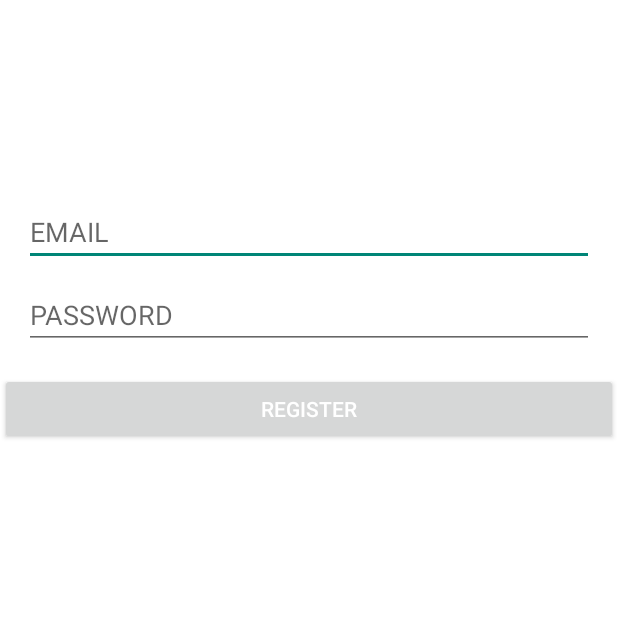
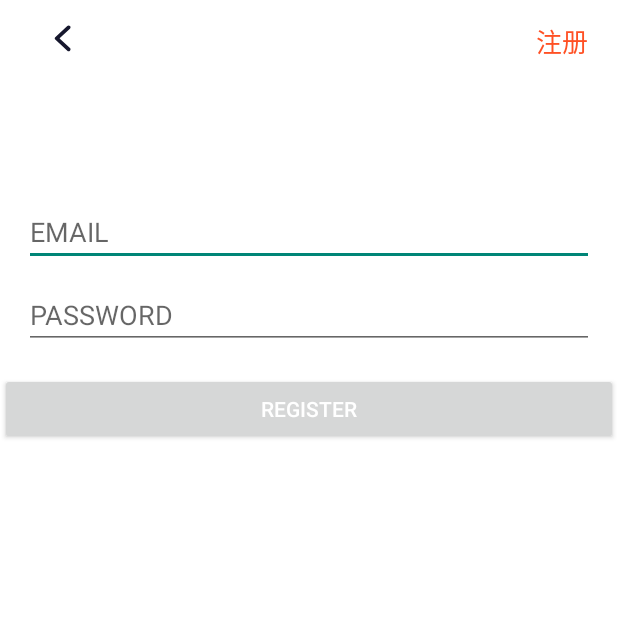
Before and after one commit to Henrye28/FloorShop, an Android app: the RegisterEmailPage screen opened directly, with no data from a screen before it, on a phone screen of 412 x 824 dp, the top half of it. Run offline under Robolectric (Android 15) with nearby library versions, the light colour scheme and no system bars; our stand-ins replace ButterKnife; libraries missing offline, so code that uses them is left out: cn.bmob.v3, com.rengwuxian.materialedittext; plain views replace MaterialEditText; 5 statements that could not run were skipped.

Commit message:
add signup

```diff
--- a/app/src/main/java/com/skymall/pages/RegisterMobilePage.java
+++ b/app/src/main/java/com/skymall/pages/RegisterMobilePage.java
@@ -93,7 +93,7 @@ public class RegisterMobilePage extends AppCompatActivity{
 
         toolbar.setRegisterNextButton(getResources().getDrawable(R.drawable.icon_next));
 
-        toolbar.setRegisterNextButton(new View.OnClickListener() {
+        toolbar.setRegisterNextButtonListener(new View.OnClickListener() {
             @Override
             public void onClick(View v) {
                 user = new User();
--- a/app/src/main/java/com/skymall/widgets/PageTopBar.java
+++ b/app/src/main/java/com/skymall/widgets/PageTopBar.java
@@ -30,13 +30,27 @@ public class PageTopBar extends Toolbar{
     @BindView(R.id.topbar_searching_view)
     ImageView searchView;
 
-    private LinearLayout communityLayout;
-    private TextView communityFollow;
-    private TextView communityDiscovery;
-    private ImageView commentButton;
-    private ImageView meShareButton;
-    private TextView meTitle;
-    private ImageView registerNextButton;
+    @BindView(R.id.topbar_community_title)
+    LinearLayout communityLayout;
+
+    @BindView(R.id.topbar_community_follow)
+    TextView communityFollow;
+
+    @BindView(R.id.topbar_community_discovery)
+    TextView communityDiscovery;
+
+    @BindView(R.id.topbar_comment)
+    ImageView commentButton;
+
+    @BindView(R.id.topbar_me_share)
+    ImageView meShareButton;
+
+    @BindView(R.id.topbar_me_title)
+    TextView meTitle;
+
+    @BindView(R.id.topbar_register_next)
+    ImageView registerNextButton;
+
     private Typeface textTypeFace;
 
     public PageTopBar(Context context) {
@@ -103,15 +117,15 @@ public class PageTopBar extends Toolbar{
 
             ButterKnife.bind(this,mView);
 
-            communityLayout = (LinearLayout) mView.findViewById(R.id.topbar_community_title);
-            communityFollow = (TextView) mView.findViewById(R.id.topbar_community_follow);
+//            communityLayout = (LinearLayout) mView.findViewById(R.id.topbar_community_title);
+//            communityFollow = (TextView) mView.findViewById(R.id.topbar_community_follow);
             communityFollow.setTypeface(textTypeFace);
-            communityDiscovery = (TextView) mView.findViewById(R.id.topbar_community_discovery);
+//            communityDiscovery = (TextView) mView.findViewById(R.id.topbar_community_discovery);
             communityDiscovery.setTypeface(textTypeFace);
-            commentButton = (ImageView) mView.findViewById(R.id.topbar_comment);
-            meShareButton = (ImageView) mView.findViewById(R.id.topbar_me_share);
-            meTitle = (TextView) mView.findViewById(R.id.topbar_me_title);
-            registerNextButton = (ImageView) mView.findViewById(R.id.topbar_register_next);
+//            commentButton = (ImageView) mView.findViewById(R.id.topbar_comment);
+//            meShareButton = (ImageView) mView.findViewById(R.id.topbar_me_share);
+//            meTitle = (TextView) mView.findViewById(R.id.topbar_me_title);
+//            registerNextButton = (ImageView) mView.findViewById(R.id.topbar_register_next);
 
             LayoutParams lp = new LayoutParams(ViewGroup.LayoutParams.MATCH_PARENT, ViewGroup.LayoutParams.WRAP_CONTENT, Gravity.CENTER);
             addView(mView, lp);
@@ -227,7 +241,7 @@ public class PageTopBar extends Toolbar{
         meShareButton.setOnClickListener(clickListener);
     }
 
-    public void setRegisterNextButton(OnClickListener clickListener) {
+    public void setRegisterNextButtonListener(OnClickListener clickListener) {
         registerNextButton.setOnClickListener(clickListener);
     }
 }
--- /dev/null
+++ b/app/src/main/res/drawable/icon_left.xml
@@ -0,0 +1,12 @@
+<vector xmlns:android="http://schemas.android.com/apk/res/android"
+        android:width="11dp"
+        android:height="18dp"
+        android:viewportWidth="11.0"
+        android:viewportHeight="18.0">
+    <path
+        android:pathData="M8.609,0.654L0.806,8.146C0.366,8.567 0.366,9.271 0.806,9.694L8.609,17.184C9.087,17.643 9.843,17.643 10.321,17.184C10.828,16.698 10.828,15.888 10.321,15.4L3.786,9.126C3.668,9.013 3.668,8.825 3.786,8.712L10.321,2.438C10.828,1.951 10.828,1.141 10.321,0.654C10.082,0.426 9.774,0.311 9.466,0.311C9.157,0.311 8.849,0.426 8.609,0.654Z"
+        android:strokeColor="#00000000"
+        android:fillType="evenOdd"
+        android:fillColor="#16172D"
+        android:strokeWidth="1"/>
+</vector>
--- a/app/src/main/res/layout/widget_topbar.xml
+++ b/app/src/main/res/layout/widget_topbar.xml
@@ -24,6 +24,14 @@
             android:layout_centerVertical="true"
             android:src="@drawable/icon_share"
             android:visibility="invisible"/>
+
+        <ImageView
+            android:id="@+id/topbar_left_arrow"
+            android:layout_width="wrap_content"
+            android:layout_height="wrap_content"
+            android:src="@drawable/icon_left"
+            android:paddingLeft="20dp"
+            android:paddingTop="12.8dp"/>
 
         <LinearLayout
             android:id="@+id/topbar_community_title"
@@ -91,5 +99,16 @@
             android:layout_alignParentRight="true"
             android:paddingRight="10dp"
             android:visibility="invisible"/>
+
+        <TextView
+            android:id="@+id/topbar_sign"
+            android:layout_width="wrap_content"
+            android:layout_height="wrap_content"
+            android:text="@string/topbar_sign"
+            android:textSize="17sp"
+            android:textColor="#FF5024"
+            android:paddingRight="20dp"
+            android:paddingTop="10dp"
+            android:layout_alignParentRight="true"/>
     </RelativeLayout>
 </android.support.v7.widget.Toolbar>
--- a/app/src/main/res/values/strings.xml
+++ b/app/src/main/res/values/strings.xml
@@ -38,4 +38,5 @@
     <string name="searching_sliding_item">商品</string>
     <string name="searching_sliding_store">店铺</string>
     <string name="searching_dropdown_confirm">确认</string>
+    <string name="topbar_sign">注册</string>
 </resources>
```
Also changed, not shown: DimenTool/build.gradle (added, +8 -0 lines), DimenTool/src/main/java/dan/com/dimentool/DimenTool.java (added, +117 -0 lines), app/src/main/res/values-sw800dp-land/dimens.xml (added, +13 -0 lines), app/src/main/res/values-w820dp/dimens.xml (added, +13 -0 lines), 1 other file.
